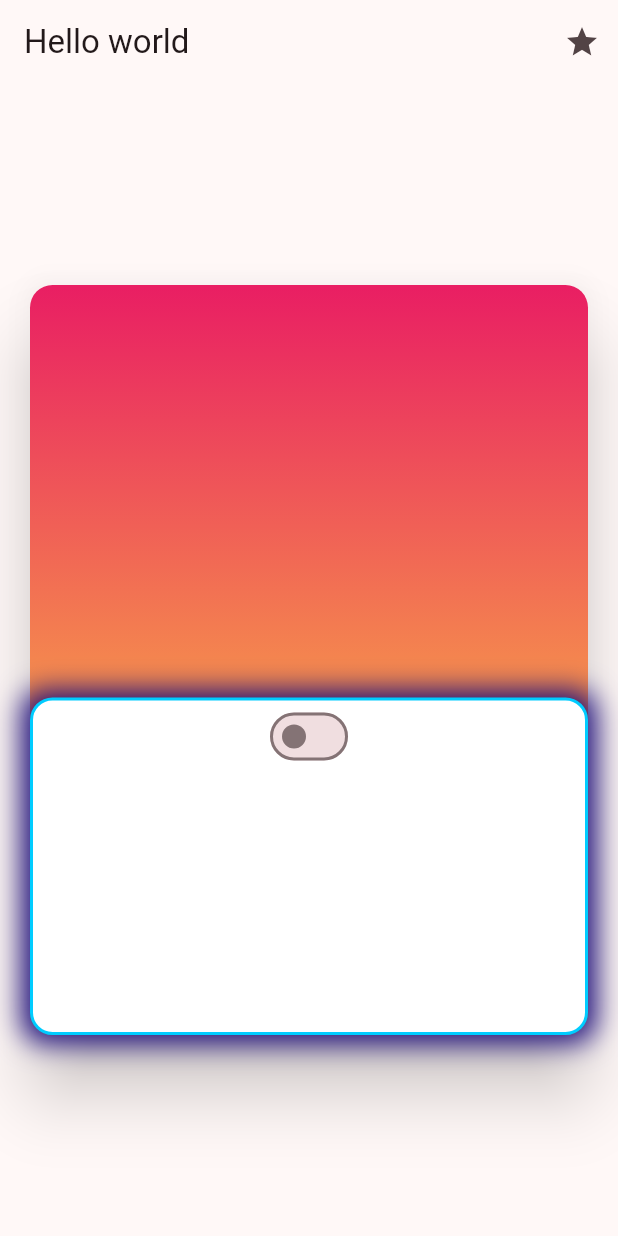
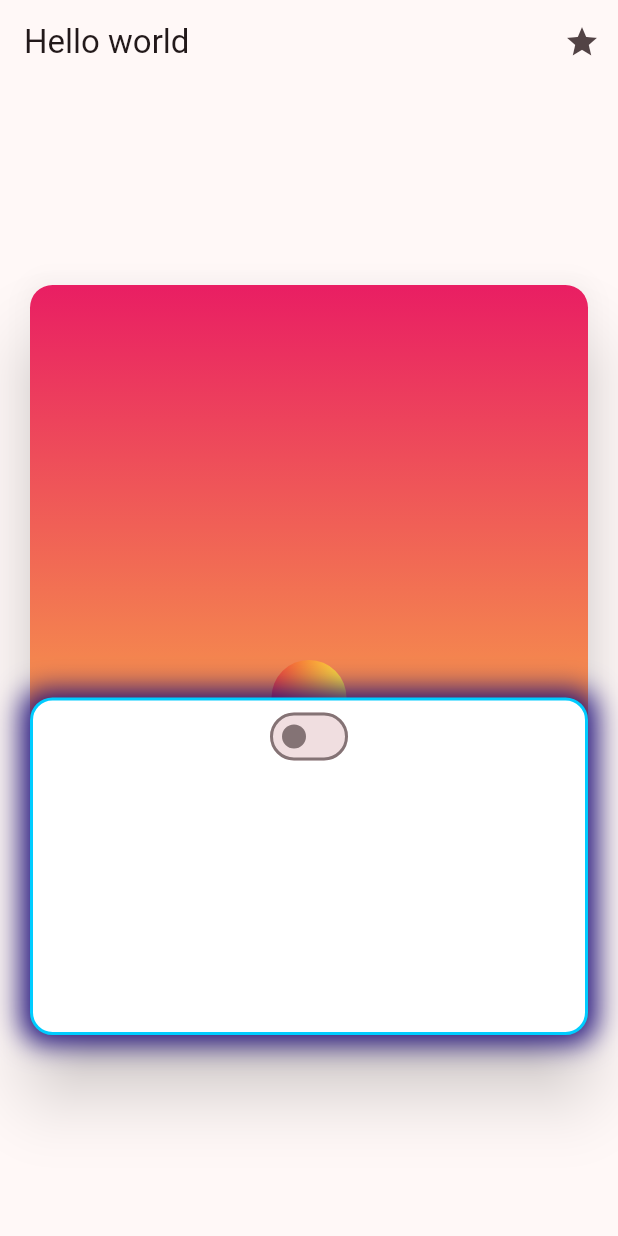
Before and after one commit to De4nWhit3/sunrise, a Flutter app: the screen it shows after launch, on a phone screen of 412 x 824 dp. Run offline on Flutter 3.47's test engine with Material 2 defaults, Android fonts, the phone set to English and light mode, and no system bars.

```diff
--- a/lib/main.dart
+++ b/lib/main.dart
@@ -1,6 +1,7 @@
 import 'package:flutter/material.dart';
 import 'package:provider/provider.dart';
 import 'package:sunrise/services/ThemeService.dart';
+import 'package:sunrise/widgets/sun.dart';
 
 void main() {
   runApp(ChangeNotifierProvider(
@@ -103,6 +104,11 @@ class _MyHomePageState extends State<MyHomePage> {
                     ),
                   ),
                   child: Stack(children: [
+                    AnimatedPadding(
+                        padding: EdgeInsets.only(
+                            top: themeService.isDarkModeOn ? 110 : 50),
+                        duration: const Duration(milliseconds: 200),
+                        child: const Sun()),
                     Align(
                       alignment: Alignment.bottomCenter,
                       child: Container(
@@ -110,7 +116,7 @@ class _MyHomePageState extends State<MyHomePage> {
                         width: double.infinity,
                         decoration: BoxDecoration(
                           border: Border.all(
-                            color: Color.fromARGB(255, 0, 204, 255),
+                            color: const Color.fromARGB(255, 0, 204, 255),
                             width: 2,
                           ),
                           boxShadow: const [
--- /dev/null
+++ b/lib/widgets/sun.dart
@@ -0,0 +1,18 @@
+import 'package:flutter/material.dart';
+
+class Sun extends StatelessWidget {
+  const Sun({super.key});
+
+  @override
+  Widget build(BuildContext context) {
+    return Center(
+      child: Container(
+        width: 50,
+        height: 50,
+        decoration: const BoxDecoration(
+            shape: BoxShape.circle,
+            gradient: LinearGradient(colors: [Colors.red, Colors.yellow])),
+      ),
+    );
+  }
+}
```
